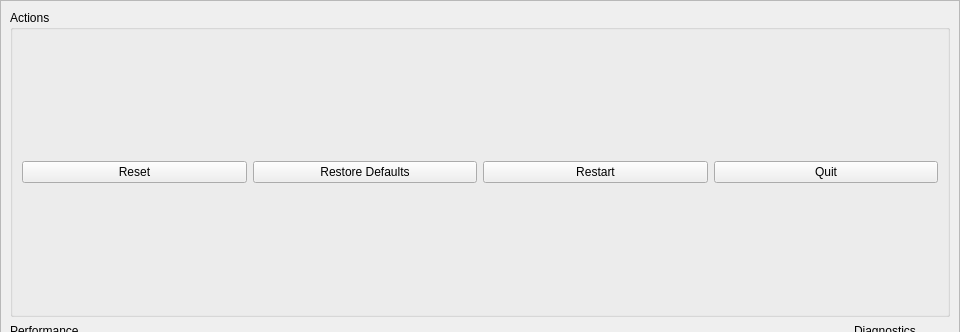
The window that ui/settings/System.ui (OpenFairWind/FairWindSK) describes before a commit, drawn with Qt 5; both pictures show x 0 to 960 and y 0 to 332 of the 960 by 640 pixel window.
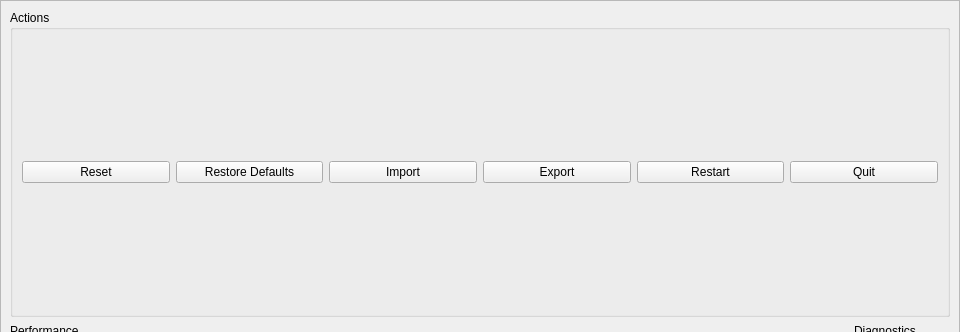
The same window after the commit. Custom widgets are drawn as their Qt base class.

Commit message: Add system configuration import and export

Diff of the .ui file:
```diff
--- a/ui/settings/System.ui
+++ b/ui/settings/System.ui
@@ -61,6 +61,20 @@
             </property>
            </widget>
           </item>
+          <item>
+           <widget class="QPushButton" name="pushButton_Import">
+            <property name="text">
+             <string>Import</string>
+            </property>
+           </widget>
+          </item>
+          <item>
+           <widget class="QPushButton" name="pushButton_Export">
+            <property name="text">
+             <string>Export</string>
+            </property>
+           </widget>
+          </item>
           <item>
            <widget class="QPushButton" name="pushButton_Restart">
             <property name="text">
```
The commit also changes 2 other files.
